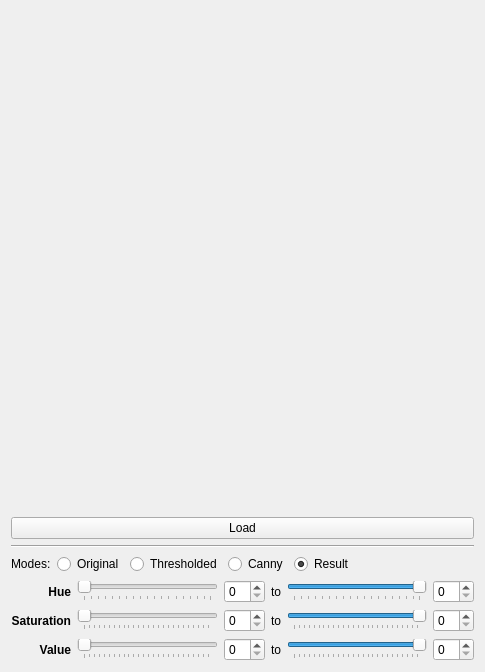
Qt form Qt/OpenCV/OpenCVColorDetectionDemo/src/ui/mainwidget.ui (RinatB2017/mega_GIT) before a commit.
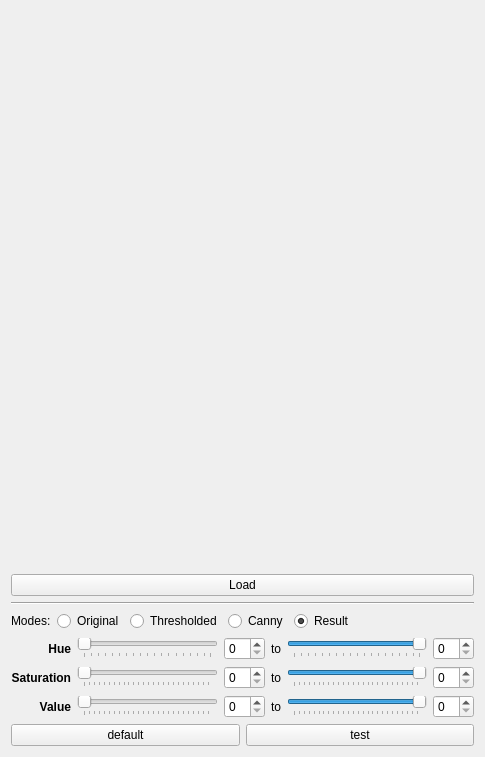
The same form after that commit.

```diff
--- a/Qt/OpenCV/OpenCVColorDetectionDemo/src/ui/mainwidget.ui
+++ b/Qt/OpenCV/OpenCVColorDetectionDemo/src/ui/mainwidget.ui
@@ -7,7 +7,7 @@
     <x>0</x>
     <y>0</y>
     <width>485</width>
-    <height>654</height>
+    <height>757</height>
    </rect>
   </property>
   <property name="windowTitle">
@@ -293,6 +293,24 @@
      </item>
     </layout>
    </item>
+   <item>
+    <layout class="QHBoxLayout" name="horizontalLayout_4">
+     <item>
+      <widget class="QPushButton" name="btn_default">
+       <property name="text">
+        <string>default</string>
+       </property>
+      </widget>
+     </item>
+     <item>
+      <widget class="QPushButton" name="btn_test">
+       <property name="text">
+        <string>test</string>
+       </property>
+      </widget>
+     </item>
+    </layout>
+   </item>
   </layout>
  </widget>
  <layoutdefault spacing="6" margin="11"/>
```
Left out of the diff: 21 changed lines with no effect on the pictures.
